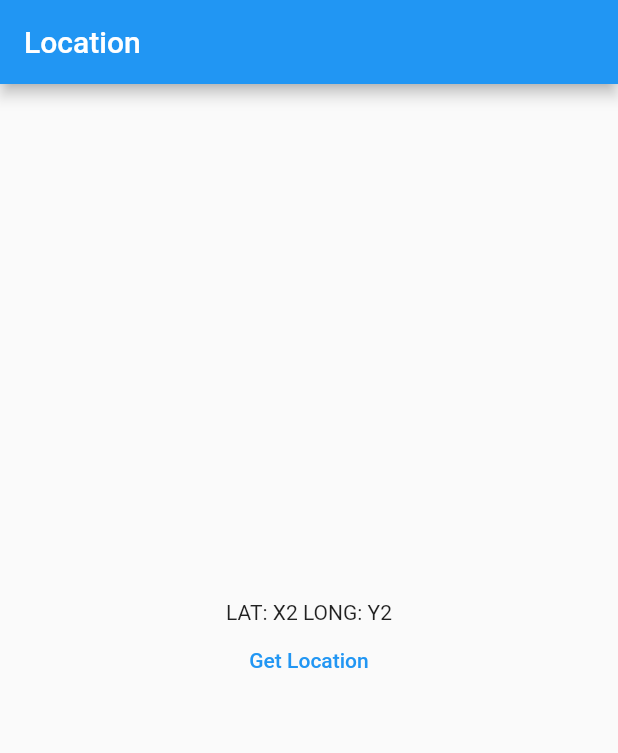
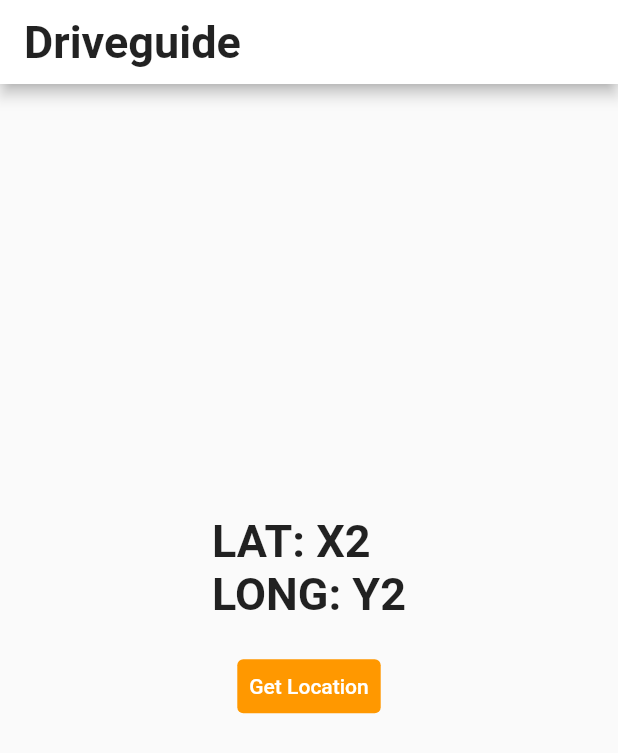
Before and after one commit to leftlyk/Driveguide, a Flutter app: the screen it shows after launch, after a tap on "Get Location", on a phone screen of 412 x 824 dp. Shown: the top 753 px of the screen. Run offline on Flutter 3.47's test engine with Material 2 defaults, Android fonts, the phone set to English and light mode, and no system bars; our stand-ins replace geolocator.

Commit message:
Proximity algorithm 1.3 Design refresh 1.0 added decimal accuracy 4dp (11m) refreshed design text

```diff
--- a/lib/home_page.dart
+++ b/lib/home_page.dart
@@ -68,14 +68,16 @@ class _HomePageState extends State<HomePage> {
 
 
   List locationList = [];
-  //var locationList = new List.generate(0, (index) => null);
 
+  double accuracyNum = 0.0001;
 
-
- /* Record tempLocation1 = Record(-43,172,"Hi");
-  Record tempLocation[2] = Record(-43,172,"Hi");
-  Record tempLocation[3] = Record(-43,172,"Hi");
-*/
+  /// decimal places  degrees	    distance
+  ///       0	          1.0	       111 km
+  ///       1	          0.1	       11.1 km
+  ///       2	          0.01	     1.11 km
+  ///       3	          0.001	     111 m
+  ///       4	          0.0001	   11.1 m
+  ///       5	          0.00001	   1.11 m
 
   Position? _currentPosition;
   String lat = "X2", ltd = "Y2";
@@ -87,16 +89,18 @@ class _HomePageState extends State<HomePage> {
     Record temp = Record(-43,272,"Hi");
     locationList.add(temp);
 
-    temp = Record(-43,172,"Option 2");
+    temp = Record(-43.5246, 172.60025, "cbhs desc");
     locationList.add(temp);
   }
 
   Record findLocation(double latNum, double ltdNum) {
       Record r = Record(0,0, "UNKNOWN");
 
+      /// Go through the list of records and find one that lat and long match
+
       for (Record value in locationList) {
-        if((latNum >= (value.latitude - 1) && latNum <= (value.latitude + 1))
-            && (ltdNum >= (value.longitude - 1) && ltdNum <= (value.longitude + 1))
+        if((latNum >= (value.latitude - accuracyNum) && latNum <= (value.latitude + accuracyNum))
+            && (ltdNum >= (value.longitude - accuracyNum) && ltdNum <= (value.longitude + accuracyNum))
         ) {
           return value;
 
@@ -114,7 +118,14 @@ class _HomePageState extends State<HomePage> {
 
     return Scaffold(
       appBar: AppBar(
-        title: Text('Location'),
+        title: Text('Driveguide',
+            style: TextStyle(
+            color: Colors.black87,
+            fontWeight: FontWeight.bold,
+            fontSize: 30)
+        ),
+
+        backgroundColor: Colors.white,
 
       ),
       body: Center(
@@ -122,11 +133,18 @@ class _HomePageState extends State<HomePage> {
           mainAxisAlignment: MainAxisAlignment.center,
           children: <Widget>[
         Text(
-              "LAT: ${lat} LONG: ${ltd}"
-
-                //"VALUES"
+              "LAT: ${lat} \nLONG: ${ltd}",
+            style: TextStyle(
+                color: Colors.black87,
+                fontWeight: FontWeight.bold,
+                fontSize: 30)
             ),
+            SizedBox(height: 20.0),
             TextButton(
+              style: ButtonStyle(
+                backgroundColor: MaterialStateProperty.all<Color>(Colors.orange),
+                foregroundColor: MaterialStateProperty.all<Color>(Colors.white),
+              ),
               child: Text('Get Location'),
               onPressed: () {
                 _getCurrentLocation();
@@ -135,32 +153,14 @@ class _HomePageState extends State<HomePage> {
 
               },
             ),
-            /*
-            TextField(
-              decoration: InputDecoration(
-                  border: OutlineInputBorder(),
-                  labelText: "Enter latitude"),
-              onChanged: (text) => setState(() {
-                inputLat = text;
-              }),
+            SizedBox(height: 20.0),
+
+            Text(messageOutput,
+                style: TextStyle(
+                color: Colors.black87,
+                fontWeight: FontWeight.bold,
+                fontSize: 30)
             ),
-            SizedBox(
-              height: 20,
-            ),
-            TextField(
-              decoration: InputDecoration(
-                  border: OutlineInputBorder(),
-                  labelText: "Enter longitude"),
-              onChanged: (text) => setState(() {
-                inputLtd = text;
-              }),
-            ),
-            SizedBox(
-              height: 20,
-            ),
-
-             */
-            Text(messageOutput),
           ],
         ),
       ),
@@ -182,8 +182,12 @@ class _HomePageState extends State<HomePage> {
         //  print(_currentPosition.longitude.toString());
         //  print(_currentPosition.latitude.toString());
         } else {
-          lat = position.latitude.toString();
-          ltd = position.longitude.toString();
+          //lat = position.latitude.toString();
+          //ltd = position.longitude.toString();
+
+          lat = position.latitude.toStringAsFixed(4);
+          ltd = position.longitude.toStringAsFixed(4);
+
         }
 
       });
@@ -193,28 +197,15 @@ class _HomePageState extends State<HomePage> {
   }
 
   _getLocationProximity() {
-
     var latNum = double.parse(lat), ltdNum = double.parse(ltd);
+    /// converts strings to floats and then rounds them to 4 dp
     //var userLat = double.parse(inputLat), userLtd = double.parse(inputLtd);
 
     Record location = findLocation(latNum, ltdNum);
 
     messageOutput = location.description;
 
-    // Go through the list of records and find one that lat and long match
-    //var userLat = location.latitude, userLtd = location.longitude;
 
-    /*
-    if((latNum >= (userLat - 1) && latNum <= (userLat + 1))
-    && (ltdNum >= (userLtd - 1) && ltdNum <= (userLtd + 1))
-    ) {
-      messageOutput = location.description;
-
-    } else {
-      messageOutput = "You're not within proximity of CBHS.";
-    }
-
-     */
   }
 
 }
--- a/lib/main.dart
+++ b/lib/main.dart
@@ -1,5 +1,6 @@
 import 'package:flutter/material.dart';
 import 'home_page.dart';
+//import 'homePageWireframe.dart';
 import 'dart:async';
 import 'dart:io';
 
```
